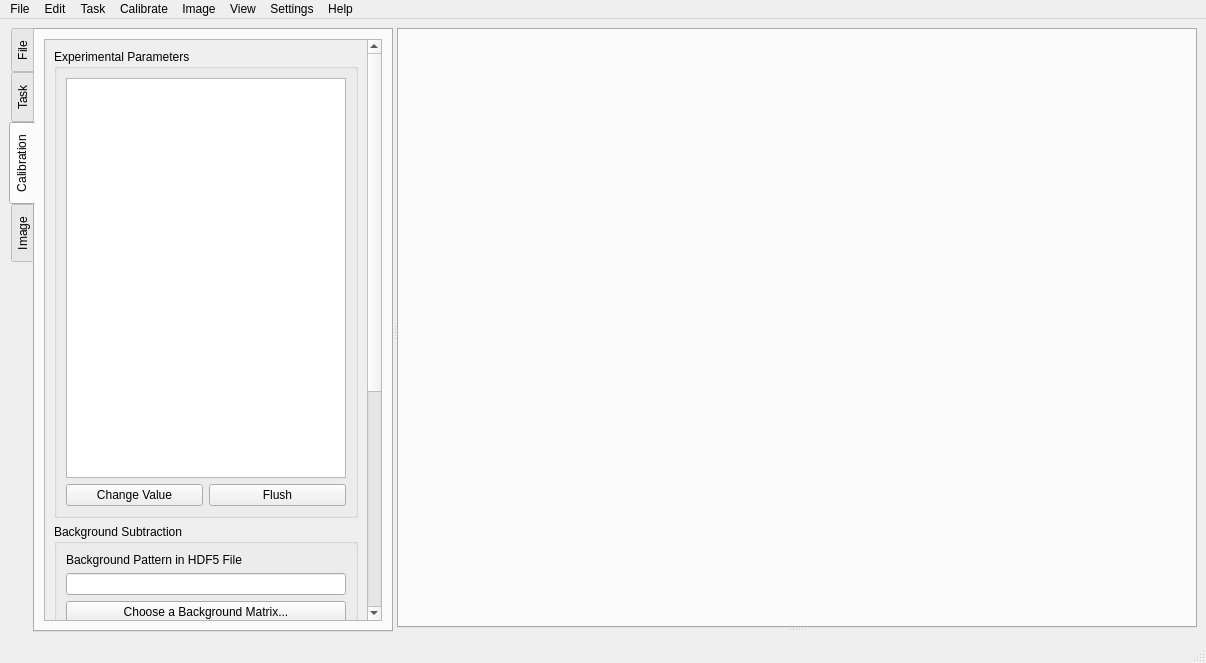
Above: ui/uiMainWindow.ui from ManifoldsHu/FourDExplorer before the change. Below: the same form after it.
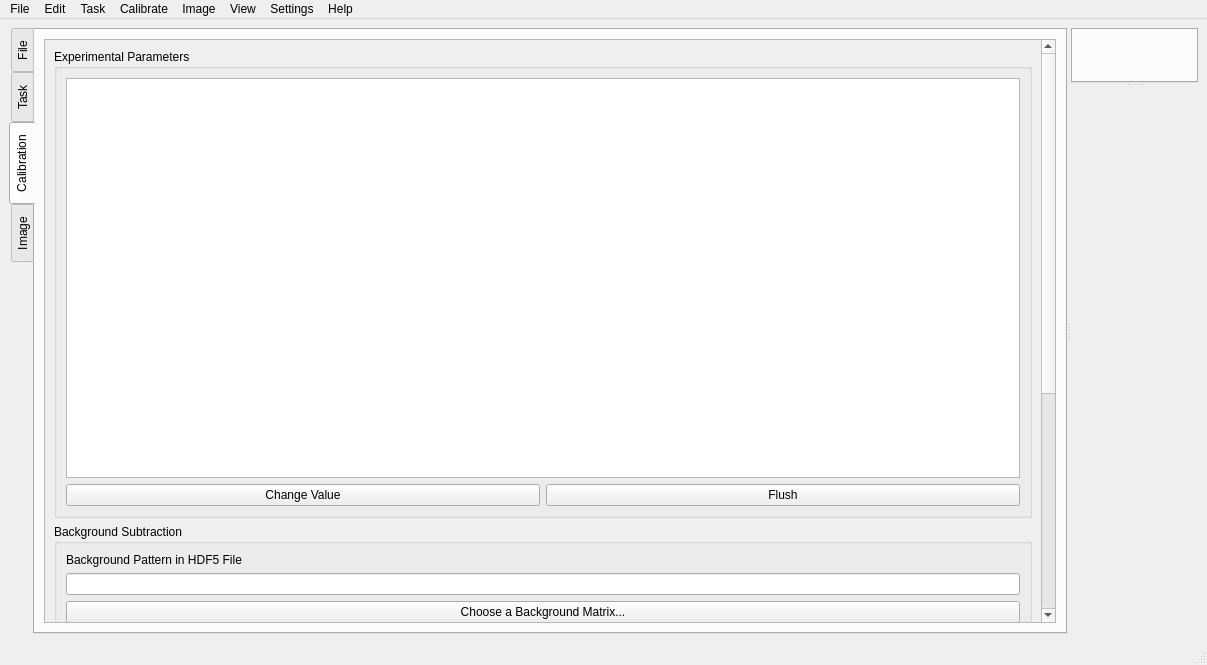
That is the form after the change. The open tabs and pages were chosen to show the change. Custom widgets are drawn as their Qt base class.

Patch:
```diff
--- a/ui/uiMainWindow.ui
+++ b/ui/uiMainWindow.ui
@@ -7,7 +7,7 @@
     <x>0</x>
     <y>0</y>
     <width>1207</width>
-    <height>0</height>
+    <height>665</height>
    </rect>
   </property>
   <property name="windowTitle">
@@ -32,7 +32,7 @@
        </property>
        <property name="minimumSize">
         <size>
-         <width>384</width>
+         <width>0</width>
          <height>0</height>
         </size>
        </property>
@@ -85,8 +85,8 @@
              <rect>
               <x>0</x>
               <y>0</y>
-              <width>319</width>
-              <height>948</height>
+              <width>992</width>
+              <height>944</height>
              </rect>
             </property>
             <layout class="QVBoxLayout" name="verticalLayout_28">
@@ -304,8 +304,8 @@
        <widget class="QTabWidget" name="tabWidget_view">
         <property name="minimumSize">
          <size>
-          <width>800</width>
-          <height>600</height>
+          <width>0</width>
+          <height>0</height>
          </size>
         </property>
         <property name="tabPosition">
```
